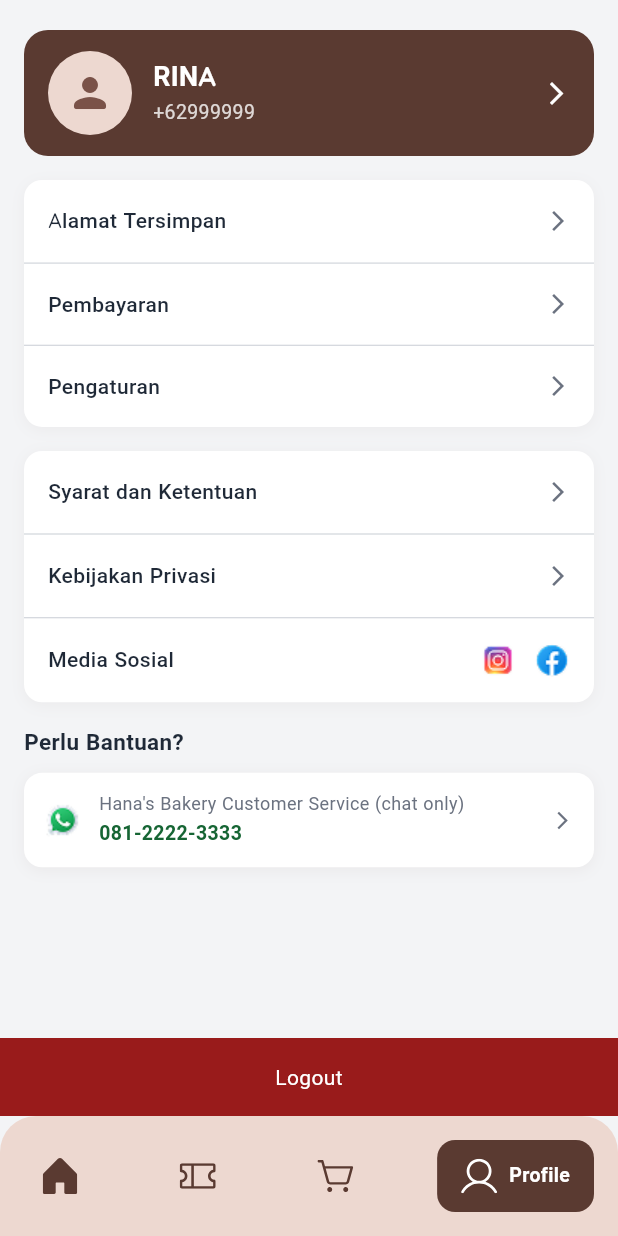
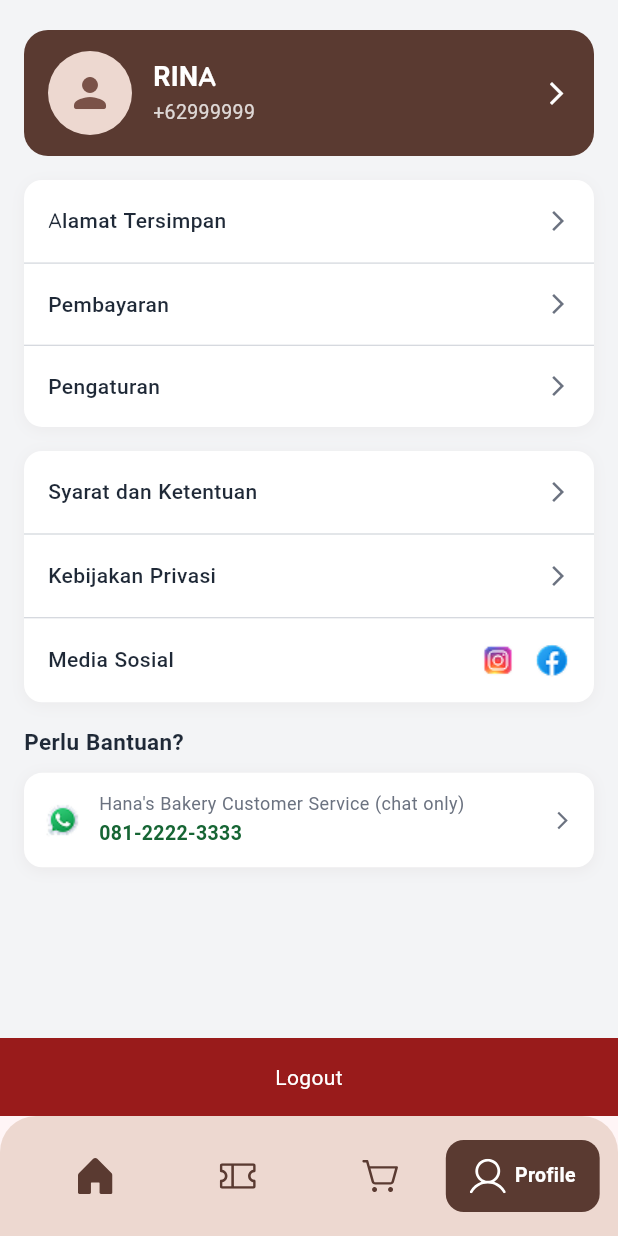
Before and after one commit to faridanaksoleh/hanas_cake, a Flutter app: the ProfilePage screen opened by its route, on a phone screen of 412 x 824 dp. Run offline on Flutter 3.47's test engine with Material 3 defaults, Android fonts, the phone set to English and light mode, and no system bars; our stand-ins replace dartz, dio, equatable, flutter_bloc, flutter_secure_storage, flutter_svg and 2 more; accounts and stored records are empty.

Commit message:
fix(navigation): hilangkan overflow pada bottom navbar menggunakan OverflowBox
- Bungkus konten sliding background dan item depan dengan OverflowBox.
- Izinkan tab aktif membesar melebihi batas batas grid 25% tanpa memicu RenderFlex overflow stripes.
- Pertahankan struktur grid simetris dan transisi sliding pill selembut mentega sesuai desain asli iPhone 13 di Figma.

```diff
--- a/lib/core/components/custom_bottom_nav.dart
+++ b/lib/core/components/custom_bottom_nav.dart
@@ -1,41 +1,27 @@
 import 'package:flutter/material.dart';
 import 'package:flutter_svg/flutter_svg.dart';
-import 'package:go_router/go_router.dart';
 import 'package:hanas_cake/core/core.dart';
 
 class CustomBottomNav extends StatelessWidget {
   final int currentIndex;
+  final Function(int) onTap;
 
-  const CustomBottomNav({super.key, required this.currentIndex});
+  const CustomBottomNav({
+    super.key,
+    required this.currentIndex,
+    required this.onTap,
+  });
 
   @override
   Widget build(BuildContext context) {
-    // List menu navbar beserta path routing-nya
-    final List<Map<String, dynamic>> tabs = [
-      {
-        'icon': 'assets/icons/home.svg',
-        'label': 'Home',
-        'route': '/home',
-      },
-      {
-        'icon': 'assets/icons/voucher.svg',
-        'label': 'Voucher',
-        'route': '/voucher',
-      },
-      {
-        'icon': 'assets/icons/order.svg',
-        'label': 'Order',
-        'route': '/order',
-      },
-      {
-        'icon': 'assets/icons/profile.svg',
-        'label': 'Profile',
-        'route': '/profile',
-      },
+    final List<Map<String, String>> tabs = [
+      {'icon': 'assets/icons/home.svg', 'label': 'Home'},
+      {'icon': 'assets/icons/voucher.svg', 'label': 'Voucher'},
+      {'icon': 'assets/icons/order.svg', 'label': 'Order'},
+      {'icon': 'assets/icons/profile.svg', 'label': 'Profile'},
     ];
 
     return Container(
-      // 🔥 FIX 1: Background pakai primaryMid sesuai request
       decoration: const BoxDecoration(
         color: AppColors.primaryMid,
         borderRadius: BorderRadius.vertical(top: Radius.circular(24)),
@@ -43,36 +29,83 @@ class CustomBottomNav extends StatelessWidget {
       padding: const EdgeInsets.symmetric(horizontal: 16, vertical: 16),
       child: SafeArea(
         top: false,
+        child: SizedBox(
+          height: 48, // Kunci tinggi navbar agar stabil seimbang
+          child: LayoutBuilder(
+            builder: (context, constraints) {
+              // Membagi rata lebar grid menjadi 4 bagian presisi sesuai figma
+              final tabWidth = constraints.maxWidth / tabs.length;
+
+              return Stack(
+                children: [
+                  // ──────────────────────────────────────────────────
+                  // 1. LAPISAN BELAKANG: BACKGROUND SLIDING PILL
+                  // ──────────────────────────────────────────────────
+                  AnimatedPositioned(
+                    duration: const Duration(milliseconds: 300),
+                    curve: Curves.easeInOutCubic,
+                    left: currentIndex * tabWidth,
+                    width: tabWidth,
+                    top: 0,
+                    bottom: 0,
+                    child: Center(
+                      // 🔥 FIX DEWA: OverflowBox mengizinkan pill cokelat melebar melebihi jatah grid tanpa memicu error
+                      child: OverflowBox(
+                        maxWidth: double.infinity,
+                        maxHeight: double.infinity,
+                        child: AnimatedContainer(
+                          duration: const Duration(milliseconds: 300),
+                          curve: Curves.easeInOutCubic,
+                          padding: const EdgeInsets.symmetric(horizontal: 16, vertical: 12),
+                          decoration: BoxDecoration(
+                            color: AppColors.primary,
+                            borderRadius: BorderRadius.circular(12),
+                          ),
+                          // Row dummy di dalam pill untuk mendeteksi panjang teks otomatis
                           child: Row(
-          mainAxisAlignment: MainAxisAlignment.spaceBetween,
+                            mainAxisSize: MainAxisSize.min,
+                            children: [
+                              const SizedBox(width: 24, height: 24), // Ukuran dummy ikon
+                              const SizedBox(width: 6),
+                              Text(
+                                tabs[currentIndex]['label']!,
+                                style: AppTextStyles.bodySmall.copyWith(
+                                  fontWeight: FontWeight.bold,
+                                  color: Colors.transparent, // Dibuat transparan karena hanya cetakan lebar
+                                ),
+                              ),
+                            ],
+                          ),
+                        ),
+                      ),
+                    ),
+                  ),
+
+                  // ──────────────────────────────────────────────────
+                  // 2. LAPISAN DEPAN: ICONS & LABELS TEXT
+                  // ──────────────────────────────────────────────────
+                  Row(
                     children: List.generate(tabs.length, (index) {
                       final isActive = currentIndex == index;
 
-            return GestureDetector(
-              onTap: () {
-                // Jangan pindah kalau tab sudah aktif
-                if (!isActive) {
-                  context.go(tabs[index]['route']);
-                }
-              },
-              child: AnimatedContainer(
-                duration: const Duration(milliseconds: 300), // Kecepatan animasi
-                curve: Curves.easeInOutCubic, // Gaya animasi biar smooth
-                padding: EdgeInsets.symmetric(
-                  horizontal: isActive ? 16.0 : 12.0,
-                  vertical: 12.0,
-                ),
-                decoration: BoxDecoration(
-                  color: isActive ? AppColors.primary : Colors.transparent,
-                  // 🔥 FIX 2: Corner radius dibuat 12, tidak bulat 100 lagi!
-                  borderRadius: BorderRadius.circular(12),
-                ),
+                      return Expanded(
+                        child: GestureDetector(
+                          behavior: HitTestBehavior.opaque,
+                          onTap: () => onTap(index),
+                          child: Center(
+                            // 🔥 FIX DEWA: Foreground juga dibungkus OverflowBox agar teks panjang leluasa mengembang
+                            child: OverflowBox(
+                              maxWidth: double.infinity,
+                              maxHeight: double.infinity,
+                              child: Container(
+                                padding: const EdgeInsets.symmetric(horizontal: 16, vertical: 12),
                                 child: Row(
                                   mainAxisSize: MainAxisSize.min,
+                                  mainAxisAlignment: MainAxisAlignment.center,
                                   children: [
-                    // Manipulasi Warna SVG
+                                    // Ikon SVG dinamis warna
                                     SvgPicture.asset(
-                      tabs[index]['icon'],
+                                      tabs[index]['icon']!,
                                       width: 24,
                                       height: 24,
                                       colorFilter: ColorFilter.mode(
@@ -80,22 +113,26 @@ class CustomBottomNav extends StatelessWidget {
                                         BlendMode.srcIn,
                                       ),
                                     ),
-                    // Teks Muncul / Hilang
+                                    // Animasi pelebaran teks saat aktif
                                     AnimatedSize(
                                       duration: const Duration(milliseconds: 300),
                                       curve: Curves.easeInOutCubic,
                                       child: SizedBox(
                                         width: isActive ? null : 0,
-                        child: Padding(
-                          padding: EdgeInsets.only(left: isActive ? 8.0 : 0.0),
-                          child: Text(
-                            tabs[index]['label'],
+                                        child: ClipRect(
+                                          child: Row(
+                                            mainAxisSize: MainAxisSize.min,
+                                            children: [
+                                              if (isActive) const SizedBox(width: 6),
+                                              Text(
+                                                tabs[index]['label']!,
                                                 style: AppTextStyles.bodySmall.copyWith(
                                                   color: AppColors.white,
                                                   fontWeight: FontWeight.bold,
                                                 ),
                                                 maxLines: 1,
-                            overflow: TextOverflow.clip,
+                                              ),
+                                            ],
                                           ),
                                         ),
                                       ),
@@ -103,8 +140,16 @@ class CustomBottomNav extends StatelessWidget {
                                   ],
                                 ),
                               ),
+                            ),
+                          ),
+                        ),
                       );
                     }),
+                  ),
+                ],
+              );
+            },
+          ),
         ),
       ),
     );
--- a/lib/main.dart
+++ b/lib/main.dart
@@ -27,6 +27,7 @@ import 'package:hanas_cake/presentation/pages/splash_page.dart';
 import 'package:hanas_cake/presentation/pages/terms_and_conditions_page.dart';
 import 'package:hanas_cake/presentation/pages/privacy_policy_page.dart';
 import 'package:hanas_cake/presentation/pages/notification_page.dart';
+import 'package:hanas_cake/presentation/pages/main_layout.dart';
 
 void main() {
   runApp(const MyApp());
@@ -73,17 +74,56 @@ class MyApp extends StatelessWidget {
           path: '/register',
           builder: (context, state) => const RegisterPage(),
         ),
-        GoRoute(
-          path: '/home',
-          builder: (context, state) => const HomePage(),
+        StatefulShellRoute.indexedStack(
+          builder: (context, state, navigationShell) {
+            return MainLayout(navigationShell: navigationShell);
+          },
+          branches: [
+            // TAB 0: HOME
+            StatefulShellBranch(
+              routes: [
+                GoRoute(
+                  path: '/home',
+                  builder: (context, state) => const HomePage(),
+                ),
+              ],
+            ),
+            // TAB 1: VOUCHER (DUMMY)
+            StatefulShellBranch(
+              routes: [
+                GoRoute(
+                  path: '/voucher',
+                  builder: (context, state) => const Scaffold(
+                    body: Center(child: Text('Halaman Voucher (Dummy)')),
+                  ),
+                ),
+              ],
+            ),
+            // TAB 2: ORDER (DUMMY)
+            StatefulShellBranch(
+              routes: [
+                GoRoute(
+                  path: '/order',
+                  builder: (context, state) => const Scaffold(
+                    body: Center(child: Text('Halaman Order (Dummy)')),
+                  ),
+                ),
+              ],
+            ),
+            // TAB 3: PROFILE
+            StatefulShellBranch(
+              routes: [
+                GoRoute(
+                  path: '/profile',
+                  builder: (context, state) => const ProfilePage(),
+                ),
+              ],
+            ),
+          ],
         ),
         GoRoute(
           path: '/pickup',
           builder: (context, state) => const PickUpPage(),
-        ),
-        GoRoute(
-          path: '/profile',
-          builder: (context, state) => const ProfilePage(),
         ),
         GoRoute(
           path: '/my-account',
--- a/lib/presentation/pages/home_page.dart
+++ b/lib/presentation/pages/home_page.dart
@@ -34,7 +34,6 @@ class _HomePageState extends State<HomePage> {
           ),
         ),
       ),
-      bottomNavigationBar: const CustomBottomNav(currentIndex: 0),
     );
   }
 
--- /dev/null
+++ b/lib/presentation/pages/main_layout.dart
@@ -0,0 +1,28 @@
+import 'package:flutter/material.dart';
+import 'package:go_router/go_router.dart';
+import 'package:hanas_cake/core/components/custom_bottom_nav.dart';
+
+class MainLayout extends StatelessWidget {
+  final StatefulNavigationShell navigationShell;
+
+  const MainLayout({super.key, required this.navigationShell});
+
+  @override
+  Widget build(BuildContext context) {
+    return Scaffold(
+      // Body akan diisi oleh halaman yang sedang aktif (Home, Voucher, dll)
+      body: navigationShell,
+      // Navbar dipasang PERMANEN di sini
+      bottomNavigationBar: CustomBottomNav(
+        currentIndex: navigationShell.currentIndex,
+        onTap: (index) {
+          // goBranch ini yang bikin transisi antar tab mulus pakai IndexedStack
+          navigationShell.goBranch(
+            index,
+            initialLocation: index == navigationShell.currentIndex,
+          );
+        },
+      ),
+    );
+  }
+}
--- a/lib/presentation/pages/profile_page.dart
+++ b/lib/presentation/pages/profile_page.dart
@@ -9,7 +9,6 @@ class ProfilePage extends StatelessWidget {
   Widget build(BuildContext context) {
     return Scaffold(
       backgroundColor: AppColors.surface,
-      bottomNavigationBar: const CustomBottomNav(currentIndex: 3),
       body: Column(
         children: [
           Expanded(
--- a/pubspec.yaml
+++ b/pubspec.yaml
@@ -39,7 +39,7 @@ dependencies:
   flutter_secure_storage: ^10.0.0
   flutter_spinkit: ^5.2.2
   flutter_svg: ^2.3.0
-  go_router: ^17.2.2
+  go_router: ^17.2.3
   google_fonts: ^8.0.2
   intl: ^0.20.2
   shared_preferences: ^2.5.5
```
Also changed, not shown: pubspec.lock. Lines whose indentation alone changed are shown as unchanged.
